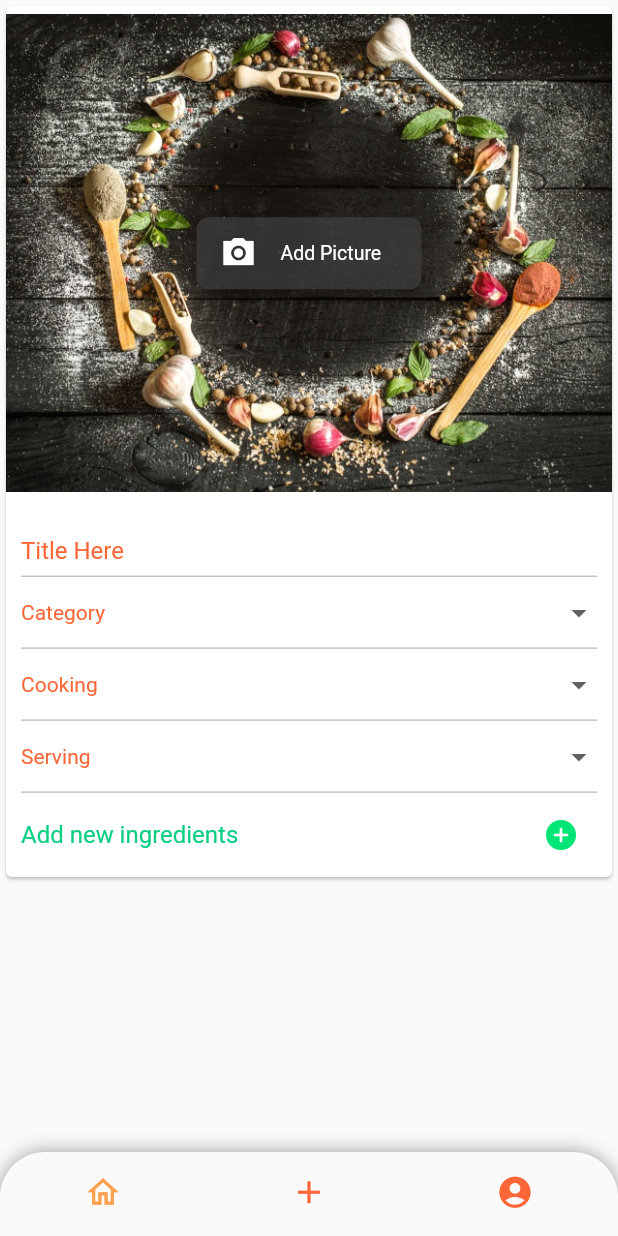
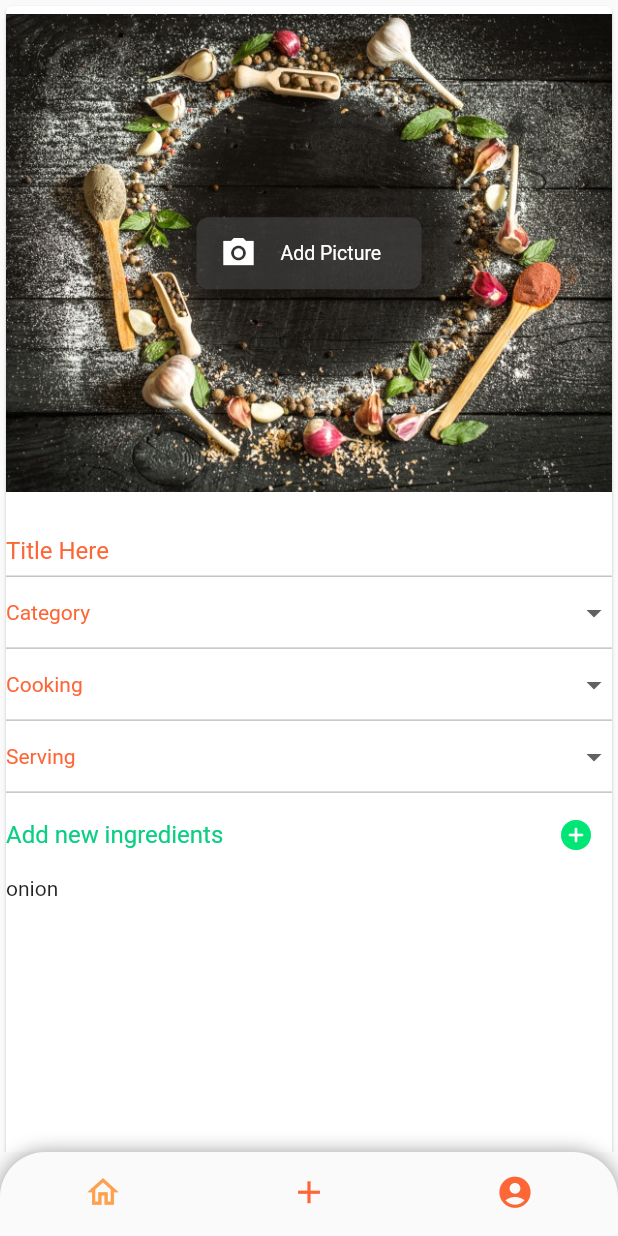
Before and after one commit to SamraBisrat/bet-yaferaw, a Flutter app: the screen it shows after launch, item 2 of the bottom bar chosen, on a phone screen of 412 x 824 dp. Run offline on Flutter 3.47's test engine with Material 2 defaults, Android fonts, the phone set to English and light mode, and no system bars; our stand-ins replace flushbar, flutter_svg; missing offline and left inert: textfield_tags.

Commit message:
overflow fixes

```diff
--- a/lib/Components/AddRecipeComponent/add_recipe.dart
+++ b/lib/Components/AddRecipeComponent/add_recipe.dart
@@ -34,15 +34,14 @@ class _AddRecipeState extends State<AddRecipe> {
           height: screenHeight,
           child: ListView(shrinkWrap: true, children: [
             Card(
-                clipBehavior: Clip.antiAlias,
-                child: Column(mainAxisSize: MainAxisSize.min, children: [
+                child: Column(children: [
               Stack(alignment: Alignment.center, children: [
                 Container(
                   height: screenHeight / 2.5,
                   decoration: BoxDecoration(
                       image: DecorationImage(
-                              image: AssetImage(
-                                  "assets/images/post_background.jpg"),
+                          image:
+                              AssetImage("assets/images/post_background.jpg"),
                           fit: BoxFit.fitWidth)),
                 ),
                 Align(
@@ -66,47 +65,41 @@ class _AddRecipeState extends State<AddRecipe> {
                       )),
                 )
               ]),
-                  Card(
-                      margin: EdgeInsets.symmetric(horizontal: 10),
-                      elevation: 0,
-                      clipBehavior: Clip.antiAlias,
-                      child: Column(
-                          mainAxisAlignment: MainAxisAlignment.spaceEvenly,
-                          children: [
+              // Card(
+              //     margin: EdgeInsets.symmetric(horizontal: 10),
+              //     elevation: 0,
+              //     clipBehavior: Clip.antiAlias,
+              //     child: Column(
+              //         mainAxisAlignment: MainAxisAlignment.spaceEvenly,
+              //         children: [
               TextFormField(
                 decoration: InputDecoration(
                     enabledBorder: UnderlineInputBorder(
-                                    borderSide:
-                                        BorderSide(color: Color(0xffC4C4C4)),
+                      borderSide: BorderSide(color: Color(0xffC4C4C4)),
                     ),
                     focusedBorder: UnderlineInputBorder(
-                                    borderSide:
-                                        BorderSide(color: Color(0xffFD6637)),
+                      borderSide: BorderSide(color: Color(0xffFD6637)),
                     ),
                     isDense: true,
                     alignLabelWithHint: true,
                     border: UnderlineInputBorder(),
                     labelText: 'Title Here',
-                                  labelStyle:
-                                      TextStyle(color: Color(0xffFD6637))),
+                    labelStyle: TextStyle(color: Color(0xffFD6637))),
               ),
               Padding(
                   padding: EdgeInsets.only(top: 12, bottom: 12),
                   child: Row(
-                                    mainAxisAlignment:
-                                        MainAxisAlignment.spaceBetween,
+                      mainAxisAlignment: MainAxisAlignment.spaceBetween,
                       children: [
                         Text("Category",
                             style: TextStyle(
                                 color: Color(0xffFD6637),
-                                              decorationStyle:
-                                                  TextDecorationStyle.dashed)),
+                                decorationStyle: TextDecorationStyle.dashed)),
                         Container(
                             width: screenWidth / 2,
                             child: DropdownButtonFormField(
                               decoration:
-                                                InputDecoration.collapsed(
-                                                    hintText: ""),
+                                  InputDecoration.collapsed(hintText: ""),
                               value: categoryController,
                               onChanged: (String newValue) {
                                 categoryController = newValue;
@@ -117,16 +110,13 @@ class _AddRecipeState extends State<AddRecipe> {
                                 'Dinner',
                                 'Brunch',
                                 'Snack',
-                                            ].map<DropdownMenuItem<String>>(
-                                                (String value) {
+                              ].map<DropdownMenuItem<String>>((String value) {
                                 return DropdownMenuItem<String>(
                                   value: value,
                                   child: Text(
                                     value,
-                                                  textWidthBasis:
-                                                      TextWidthBasis.parent,
-                                                  style: TextStyle(
-                                                      color: Color(0xffFD6637)),
+                                    textWidthBasis: TextWidthBasis.parent,
+                                    style: TextStyle(color: Color(0xffFD6637)),
                                   ),
                                 );
                               }).toList(),
@@ -140,20 +130,17 @@ class _AddRecipeState extends State<AddRecipe> {
               Padding(
                   padding: EdgeInsets.only(top: 12, bottom: 12),
                   child: Row(
-                                    mainAxisAlignment:
-                                        MainAxisAlignment.spaceBetween,
+                      mainAxisAlignment: MainAxisAlignment.spaceBetween,
                       children: [
                         Text("Cooking",
                             style: TextStyle(
                                 color: Color(0xffFD6637),
-                                              decorationStyle:
-                                                  TextDecorationStyle.dashed)),
+                                decorationStyle: TextDecorationStyle.dashed)),
                         Container(
                             width: screenWidth / 2,
                             child: DropdownButtonFormField(
                               decoration:
-                                                InputDecoration.collapsed(
-                                                    hintText: ""),
+                                  InputDecoration.collapsed(hintText: ""),
                               value: cookingController,
                               onChanged: (String newValue) {
                                 cookingController = newValue;
@@ -166,16 +153,13 @@ class _AddRecipeState extends State<AddRecipe> {
                                 '1:30 hour',
                                 '2 hours',
                                 'Above 2 hours'
-                                            ].map<DropdownMenuItem<String>>(
-                                                (String value) {
+                              ].map<DropdownMenuItem<String>>((String value) {
                                 return DropdownMenuItem<String>(
                                   value: value,
                                   child: Text(
                                     value,
-                                                  textWidthBasis:
-                                                      TextWidthBasis.parent,
-                                                  style: TextStyle(
-                                                      color: Color(0xffFD6637)),
+                                    textWidthBasis: TextWidthBasis.parent,
+                                    style: TextStyle(color: Color(0xffFD6637)),
                                   ),
                                 );
                               }).toList(),
@@ -189,36 +173,30 @@ class _AddRecipeState extends State<AddRecipe> {
               Padding(
                   padding: EdgeInsets.only(top: 12, bottom: 12),
                   child: Row(
-                                    mainAxisAlignment:
-                                        MainAxisAlignment.spaceBetween,
+                      mainAxisAlignment: MainAxisAlignment.spaceBetween,
                       children: [
                         Text("Serving",
                             style: TextStyle(
                                 color: Color(0xffFD6637),
-                                              decorationStyle:
-                                                  TextDecorationStyle.dashed)),
+                                decorationStyle: TextDecorationStyle.dashed)),
                         Container(
                             width: screenWidth / 2,
                             child: DropdownButtonFormField(
                               menuMaxHeight: 100,
                               decoration:
-                                                InputDecoration.collapsed(
-                                                    hintText: ""),
+                                  InputDecoration.collapsed(hintText: ""),
                               value: servingController,
                               onChanged: (String newValue) {
                                 servingController = newValue;
                               },
-                                            items: getList()
-                                                .map<DropdownMenuItem<String>>(
+                              items: getList().map<DropdownMenuItem<String>>(
                                   (String value) {
                                 return DropdownMenuItem<String>(
                                   value: value,
                                   child: Text(
                                     value,
-                                                  textWidthBasis:
-                                                      TextWidthBasis.parent,
-                                                  style: TextStyle(
-                                                      color: Color(0xffFD6637)),
+                                    textWidthBasis: TextWidthBasis.parent,
+                                    style: TextStyle(color: Color(0xffFD6637)),
                                   ),
                                 );
                               }).toList(),
@@ -230,8 +208,7 @@ class _AddRecipeState extends State<AddRecipe> {
                 height: 0,
               ),
               ListTile(
-                                contentPadding:
-                                    EdgeInsets.symmetric(horizontal: 0),
+                  contentPadding: EdgeInsets.symmetric(horizontal: 0),
                   title: const Text(
                     'Add new ingredients',
                     style: TextStyle(
@@ -247,11 +224,14 @@ class _AddRecipeState extends State<AddRecipe> {
                           addIngredients(context),
                     ),
                   )),
-                            Container(
-                                child: showIngredients.length == 0
-                                    ? Container()
-                                    : getIngredientList())
-                          ]))
+              // Container(
+              //     child: showIngredients.length == 0
+              //         ? Container()
+              //         :
+              getIngredientList()
+
+              //  )
+              //c ]))
             ]))
           ])),
     );
@@ -301,13 +281,13 @@ class _AddRecipeState extends State<AddRecipe> {
                 onTag: (tag) {
                   ingredients.add(Ingredients(ingredient: tag));
 
-                  for (var ingredient in ingredients) {
-                    // if (ingredients.length != 0) {
-                    //   showIngredients.add(ingredient.ingredient);
+                  // for (var ingredient in ingredients) {
+                  //   if (ingredients.length != 0) {
+                  //     showIngredients.add(ingredient.ingredient);
+                  //   }
+                  //   print(ingredient.ingredient);
                   // }
-                    print(ingredient.ingredient);
-                  }
-                  showIngredients.add(ingredients);
+                  // showIngredients.add(ingredients);
                   // print(showIngredients);
                 },
                 validator: (String tag) {
@@ -335,32 +315,37 @@ class _AddRecipeState extends State<AddRecipe> {
   }
 
   Widget getIngredientList() {
+    List some = [];
+
+    return ListView.builder(
+        shrinkWrap: true,
+        itemCount: ingredients.length,
+        itemBuilder: (context, index) {
           return Container(
-        height: double.infinity,
-        child: ListView(shrinkWrap: true, children: [
-          Column(
-            children: showIngredients
-                .map((ingredient) => ListTile(
-                    contentPadding:
-                        EdgeInsets.symmetric(horizontal: 5, vertical: 0),
-                    leading: Text(ingredient.toString()),
-                    trailing: IconButton(
-                      icon: Icon(Icons.close),
-                      onPressed: () {
-                        setState(() {
-                          showIngredients
-                              .removeWhere((element) => element == ingredient);
+              height: 300, child: Text(ingredients[index].ingredient.toString())
+              // ListTile(
+              //     contentPadding:
+              //         EdgeInsets.symmetric(horizontal: 5, vertical: 0),
+              //     leading: Text(ingredient.toString()),
+              //     trailing: IconButton(
+              //       icon: Icon(Icons.close),
+              //       onPressed: () {
+              //         setState(() {
+              //           showIngredients.removeWhere(
+              //               (element) => element == ingredient);
+              //         });
+              //       },
+              //     ))
+
+              );
+          //   )
+          //   Divider(
+          //     color: Color(0xffC4C4C4),
+          //     thickness: 1,
+          //     height: 0,
+          //   ),
+          // ]));
         });
-                      },
-                    )))
-                .toList(),
-          ),
-          Divider(
-            color: Color(0xffC4C4C4),
-            thickness: 1,
-            height: 0,
-          ),
-        ]));
   }
 }
 
```
Also changed, not shown: lib/Components/HomeComponent/home.dart (+15 -18 lines). Lines whose indentation alone changed are shown as unchanged.
